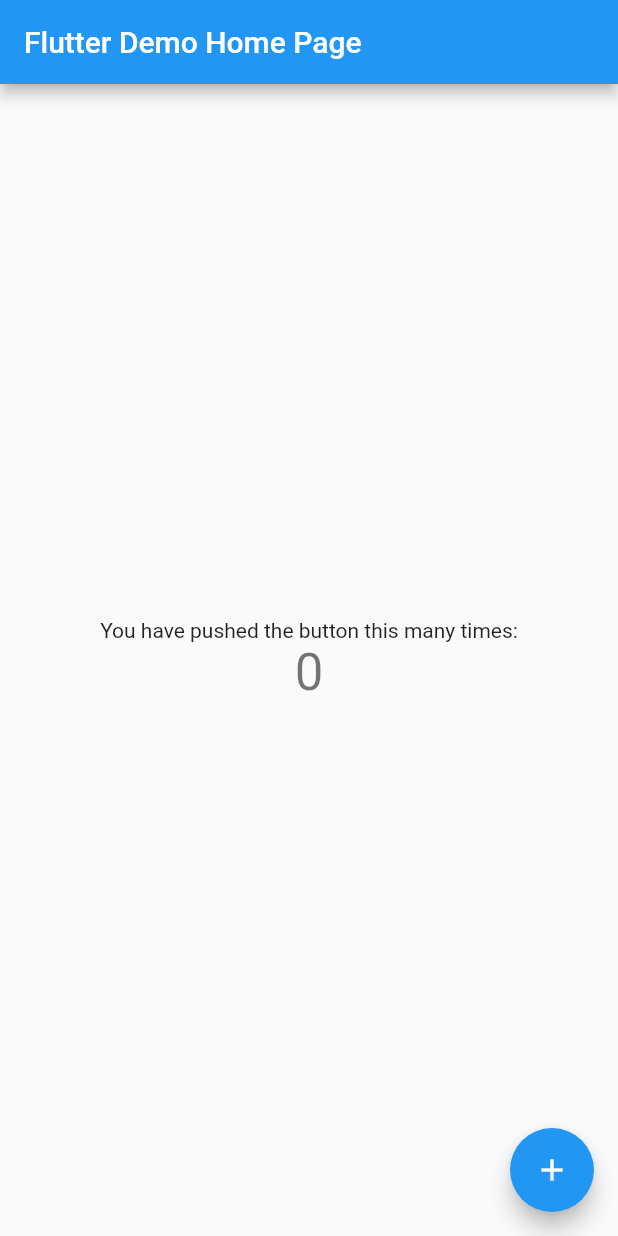
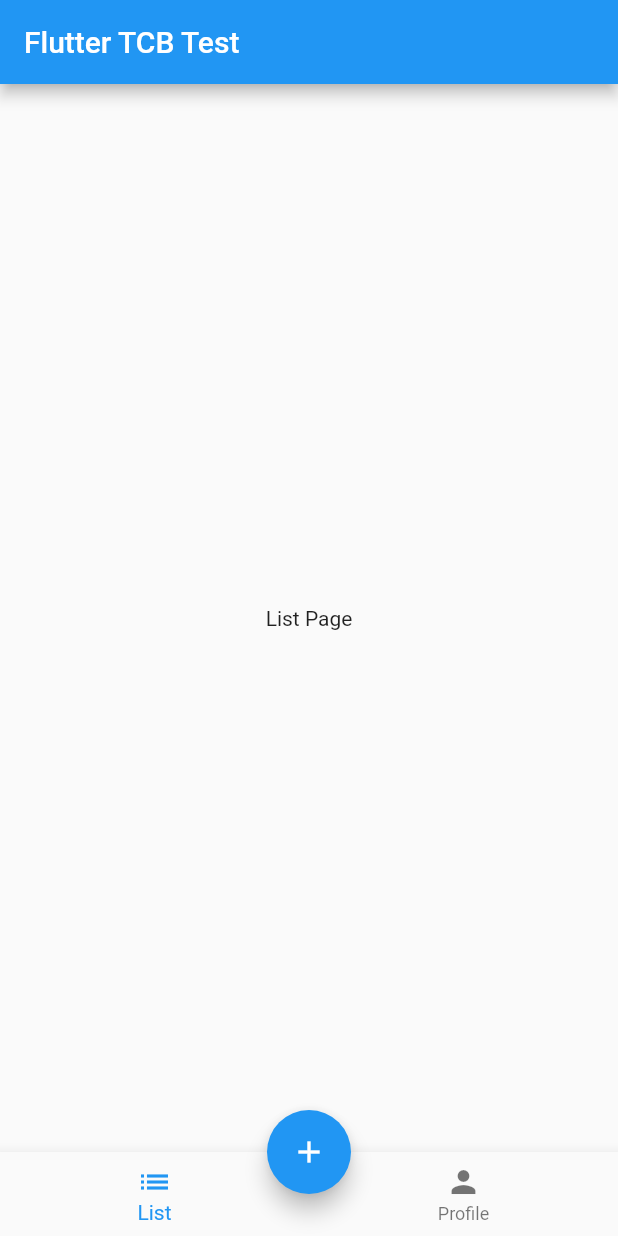
Before and after one commit to nomentech/flutter_tcb, a Flutter app: the screen it shows after launch, on a phone screen of 412 x 824 dp. Run offline on Flutter 3.47's test engine with Material 2 defaults, Android fonts, the phone set to English and light mode, and no system bars.

Commit message:
add BottomNavBar

```diff
--- /dev/null
+++ b/lib/bottom_nav_bar.dart
@@ -0,0 +1,30 @@
+import 'package:flutter/material.dart';
+
+class BottomNavBar extends StatelessWidget {
+  final int currentIndex;
+  final Function(int) onTap;
+
+  const BottomNavBar({
+    Key key,
+    @required this.currentIndex,
+    @required this.onTap,
+  }) : super(key: key);
+
+  @override
+  Widget build(BuildContext context) {
+    return BottomNavigationBar(
+      items: [
+        BottomNavigationBarItem(
+          icon: Icon(Icons.list),
+          label: 'List',
+        ),
+        BottomNavigationBarItem(
+          icon: Icon(Icons.person),
+          label: 'Profile',
+        ),
+      ],
+      currentIndex: currentIndex,
+      onTap: onTap,
+    );
+  }
+}
--- a/lib/main.dart
+++ b/lib/main.dart
@@ -1,113 +1,60 @@
 import 'package:flutter/material.dart';
+
+import 'package:flutter_tcb/bottom_nav_bar.dart';
 
 void main() {
   runApp(MyApp());
 }
 
 class MyApp extends StatelessWidget {
-  // This widget is the root of your application.
   @override
   Widget build(BuildContext context) {
     return MaterialApp(
-      title: 'Flutter Demo',
+      debugShowCheckedModeBanner: false,
+      title: 'Flutter TCB',
       theme: ThemeData(
-        // This is the theme of your application.
-        //
-        // Try running your application with "flutter run". You'll see the
-        // application has a blue toolbar. Then, without quitting the app, try
-        // changing the primarySwatch below to Colors.green and then invoke
-        // "hot reload" (press "r" in the console where you ran "flutter run",
-        // or simply save your changes to "hot reload" in a Flutter IDE).
-        // Notice that the counter didn't reset back to zero; the application
-        // is not restarted.
         primarySwatch: Colors.blue,
       ),
-      home: MyHomePage(title: 'Flutter Demo Home Page'),
+      home: HomePage(title: 'Flutter TCB Test'),
     );
   }
 }
 
-class MyHomePage extends StatefulWidget {
-  MyHomePage({Key key, this.title}) : super(key: key);
-
-  // This widget is the home page of your application. It is stateful, meaning
-  // that it has a State object (defined below) that contains fields that affect
-  // how it looks.
-
-  // This class is the configuration for the state. It holds the values (in this
-  // case the title) provided by the parent (in this case the App widget) and
-  // used by the build method of the State. Fields in a Widget subclass are
-  // always marked "final".
+class HomePage extends StatefulWidget {
+  HomePage({Key key, this.title}) : super(key: key);
 
   final String title;
 
   @override
-  _MyHomePageState createState() => _MyHomePageState();
+  _HomePageState createState() => _HomePageState();
 }
 
-class _MyHomePageState extends State<MyHomePage> {
-  int _counter = 0;
-
-  void _incrementCounter() {
-    setState(() {
-      // This call to setState tells the Flutter framework that something has
-      // changed in this State, which causes it to rerun the build method below
-      // so that the display can reflect the updated values. If we changed
-      // _counter without calling setState(), then the build method would not be
-      // called again, and so nothing would appear to happen.
-      _counter++;
-    });
-  }
+class _HomePageState extends State<HomePage> {
+  int _currentIndex = 0;
 
   @override
   Widget build(BuildContext context) {
-    // This method is rerun every time setState is called, for instance as done
-    // by the _incrementCounter method above.
-    //
-    // The Flutter framework has been optimized to make rerunning build methods
-    // fast, so that you can just rebuild anything that needs updating rather
-    // than having to individually change instances of widgets.
     return Scaffold(
       appBar: AppBar(
-        // Here we take the value from the MyHomePage object that was created by
-        // the App.build method, and use it to set our appbar title.
         title: Text(widget.title),
       ),
-      body: Center(
-        // Center is a layout widget. It takes a single child and positions it
-        // in the middle of the parent.
-        child: Column(
-          // Column is also a layout widget. It takes a list of children and
-          // arranges them vertically. By default, it sizes itself to fit its
-          // children horizontally, and tries to be as tall as its parent.
-          //
-          // Invoke "debug painting" (press "p" in the console, choose the
-          // "Toggle Debug Paint" action from the Flutter Inspector in Android
-          // Studio, or the "Toggle Debug Paint" command in Visual Studio Code)
-          // to see the wireframe for each widget.
-          //
-          // Column has various properties to control how it sizes itself and
-          // how it positions its children. Here we use mainAxisAlignment to
-          // center the children vertically; the main axis here is the vertical
-          // axis because Columns are vertical (the cross axis would be
-          // horizontal).
-          mainAxisAlignment: MainAxisAlignment.center,
-          children: <Widget>[
-            Text(
-              'You have pushed the button this many times:',
-            ),
-            Text(
-              '$_counter',
-              style: Theme.of(context).textTheme.headline4,
-            ),
-          ],
-        ),
+      body: IndexedStack(
+        index: _currentIndex,
+        children: [
+          Center(child: Text('List Page')),
+          Center(child: Text('Profile Page')),
+        ],
       ),
       floatingActionButton: FloatingActionButton(
-        onPressed: _incrementCounter,
-        tooltip: 'Increment',
+        onPressed: () {},
+        tooltip: 'Add',
         child: Icon(Icons.add),
-      ), // This trailing comma makes auto-formatting nicer for build methods.
+      ),
+      bottomNavigationBar: BottomNavBar(
+        currentIndex: _currentIndex,
+        onTap: (index) => setState(() => _currentIndex = index),
+      ),
+      floatingActionButtonLocation: FloatingActionButtonLocation.centerDocked,
     );
   }
 }
```
Also changed, not shown: 1 other file.
